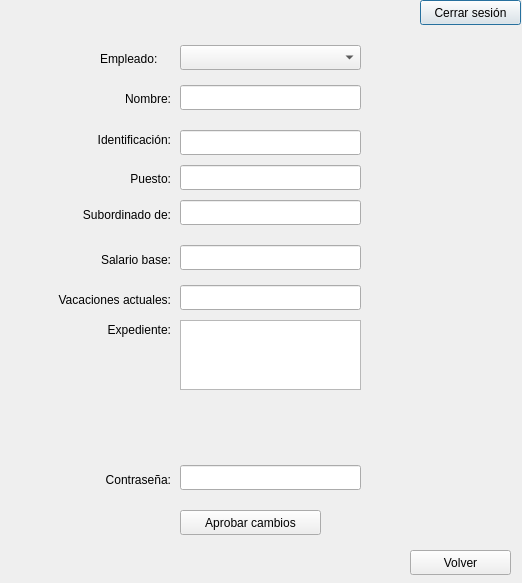
Before: the Qt Designer form Interfaz/modify_user.ui in Los-Pollitos/PI-Redes-Sistemas-Operativos, drawn with Qt 5.
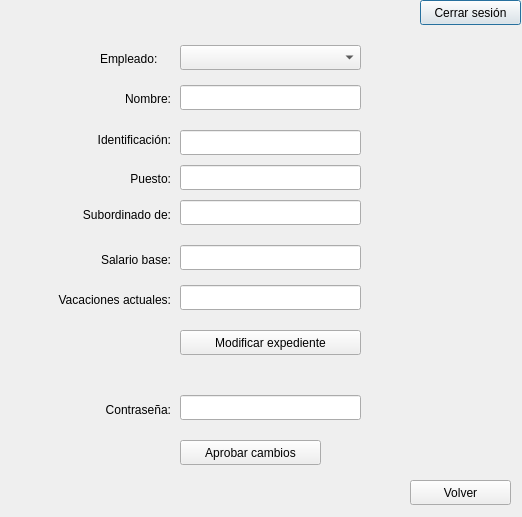
After: the same form once the commit is applied.

Commit message: modificar expediente implementado

What changed in the file:
```diff
--- a/Interfaz/modify_user.ui
+++ b/Interfaz/modify_user.ui
@@ -7,7 +7,7 @@
     <x>0</x>
     <y>0</y>
     <width>522</width>
-    <height>583</height>
+    <height>517</height>
    </rect>
   </property>
   <property name="windowTitle">
@@ -30,7 +30,7 @@
    <property name="geometry">
     <rect>
      <x>410</x>
-     <y>550</y>
+     <y>480</y>
      <width>101</width>
      <height>25</height>
     </rect>
@@ -156,32 +156,6 @@
     <set>Qt::AlignRight|Qt::AlignTrailing|Qt::AlignVCenter</set>
    </property>
   </widget>
-  <widget class="QLabel" name="label_5">
-   <property name="geometry">
-    <rect>
-     <x>40</x>
-     <y>320</y>
-     <width>131</width>
-     <height>20</height>
-    </rect>
-   </property>
-   <property name="text">
-    <string>Expediente:</string>
-   </property>
-   <property name="alignment">
-    <set>Qt::AlignRight|Qt::AlignTrailing|Qt::AlignVCenter</set>
-   </property>
-  </widget>
-  <widget class="QTextEdit" name="textEdit">
-   <property name="geometry">
-    <rect>
-     <x>180</x>
-     <y>320</y>
-     <width>181</width>
-     <height>70</height>
-    </rect>
-   </property>
-  </widget>
   <widget class="QLineEdit" name="employee_vacations">
    <property name="geometry">
     <rect>
@@ -241,7 +215,7 @@
    <property name="geometry">
     <rect>
      <x>180</x>
-     <y>465</y>
+     <y>395</y>
      <width>181</width>
      <height>25</height>
     </rect>
@@ -257,7 +231,7 @@
    <property name="geometry">
     <rect>
      <x>50</x>
-     <y>470</y>
+     <y>400</y>
      <width>121</width>
      <height>20</height>
     </rect>
@@ -273,7 +247,7 @@
    <property name="geometry">
     <rect>
      <x>180</x>
-     <y>510</y>
+     <y>440</y>
      <width>141</width>
      <height>25</height>
     </rect>
@@ -292,6 +266,19 @@
     </rect>
    </property>
   </widget>
+  <widget class="QPushButton" name="record">
+   <property name="geometry">
+    <rect>
+     <x>180</x>
+     <y>330</y>
+     <width>181</width>
+     <height>25</height>
+    </rect>
+   </property>
+   <property name="text">
+    <string>Modificar expediente</string>
+   </property>
+  </widget>
  </widget>
  <resources/>
  <connections/>
```
The commit also changes 2 other files.
